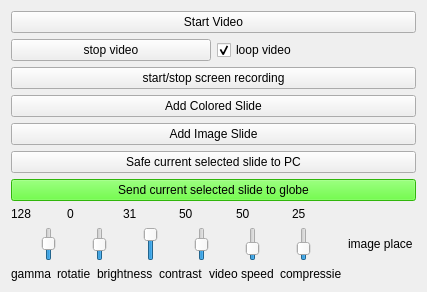
This is slidecontrol.ui in magnocube/POV-Globe as Qt 5 draws it before an edit. The edited form follows.
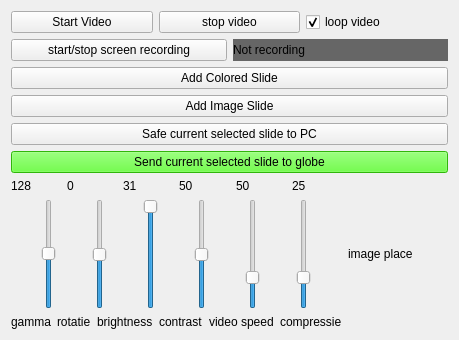
This is the edited form.

Commit message: changed layout and added some features

```diff
--- a/slidecontrol.ui
+++ b/slidecontrol.ui
@@ -6,8 +6,8 @@
    <rect>
     <x>0</x>
     <y>0</y>
-    <width>427</width>
-    <height>292</height>
+    <width>459</width>
+    <height>340</height>
    </rect>
   </property>
   <property name="windowTitle">
@@ -17,6 +17,8 @@
    <item>
     <layout class="QVBoxLayout" name="verticalLayout">
      <item>
+      <layout class="QHBoxLayout" name="horizontalLayout_6">
+       <item>
       <widget class="QPushButton" name="startVideo">
        <property name="text">
         <string>Start Video</string>
@@ -24,8 +26,6 @@
       </widget>
      </item>
      <item>
-      <layout class="QHBoxLayout" name="horizontalLayout_6">
-       <item>
         <widget class="QPushButton" name="pushButton_2">
          <property name="text">
           <string>stop video</string>
@@ -45,11 +45,29 @@
       </layout>
      </item>
      <item>
+      <layout class="QHBoxLayout" name="horizontalLayout_7">
+       <item>
       <widget class="QPushButton" name="pushButton_3">
        <property name="text">
         <string>start/stop screen recording</string>
        </property>
       </widget>
+       </item>
+       <item>
+        <widget class="QLabel" name="recordingStatusLabel">
+         <property name="autoFillBackground">
+          <bool>true</bool>
+         </property>
+         <property name="styleSheet">
+          <string notr="true">background-color: #666666; color: #000000;
+</string>
+         </property>
+         <property name="text">
+          <string>Not recording</string>
+         </property>
+        </widget>
+       </item>
+      </layout>
      </item>
      <item>
       <widget class="QPushButton" name="pushButton">
```
Lines whose indentation alone changed are shown as unchanged. The commit also changes 5 other files.
